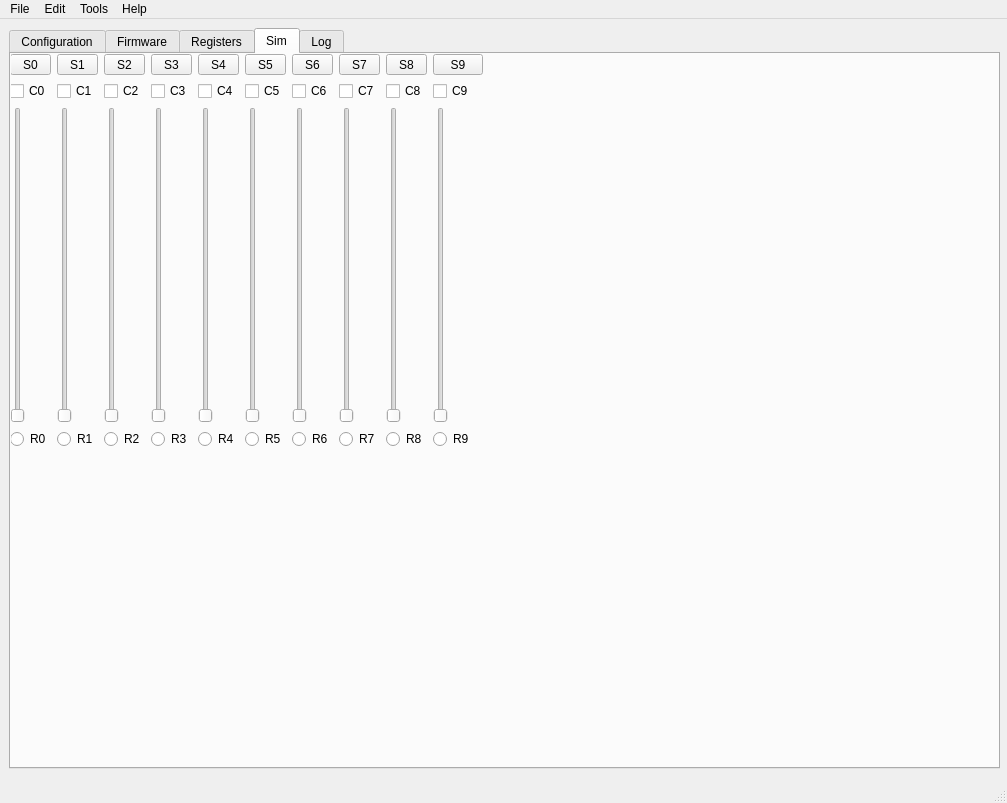
Old version of the form src/mainwindow.ui in the repository grodansparadis/vscp-simulator.
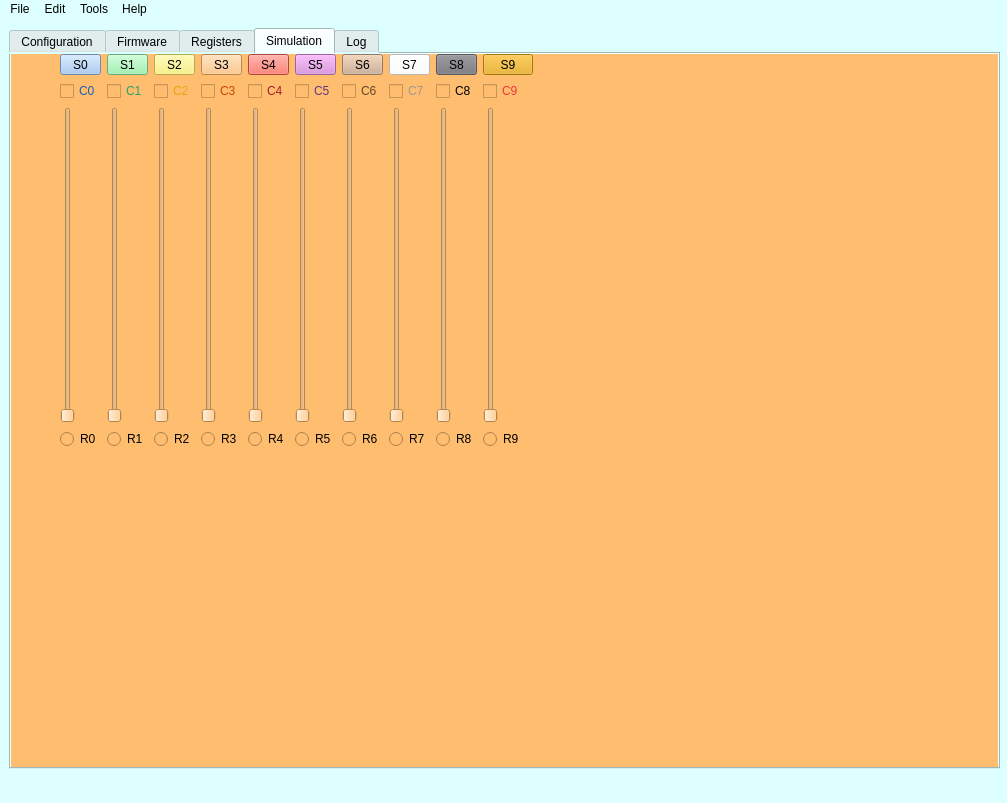
New version of the form. The open tabs and pages were chosen to show the change.

Commit message: Added simulation events

What changed in the file:
```diff
--- a/src/mainwindow.ui
+++ b/src/mainwindow.ui
@@ -13,6 +13,13 @@
   <property name="windowTitle">
    <string>VSCP Bootloader test app.</string>
   </property>
+  <property name="autoFillBackground">
+   <bool>false</bool>
+  </property>
+  <property name="styleSheet">
+   <string notr="true">background-color: rgb(222, 255, 255);
+selection-background-color: rgb(0, 0, 0);</string>
+  </property>
   <widget class="QWidget" name="centralwidget">
    <widget class="QWidget" name="formLayoutWidget">
     <property name="geometry">
@@ -381,8 +388,11 @@
         </widget>
        </widget>
        <widget class="QWidget" name="tab_sim">
+        <property name="styleSheet">
+         <string notr="true">background-color: rgb(255, 190, 111);</string>
+        </property>
         <attribute name="title">
-         <string>Sim</string>
+         <string>Simulation</string>
         </attribute>
         <widget class="QWidget" name="gridLayoutWidget">
          <property name="geometry">
@@ -397,16 +407,164 @@
           <property name="sizeConstraint">
            <enum>QLayout::SetDefaultConstraint</enum>
           </property>
-          <item row="1" column="8">
-           <widget class="QCheckBox" name="checkBox_8">
+          <item row="3" column="1">
+           <widget class="QRadioButton" name="radio0">
+            <property name="text">
+             <string>R0</string>
+            </property>
+           </widget>
+          </item>
+          <item row="2" column="4">
+           <widget class="QSlider" name="slider3">
             <property name="sizePolicy">
+             <sizepolicy hsizetype="Fixed" vsizetype="Expanding">
+              <horstretch>0</horstretch>
+              <verstretch>0</verstretch>
+             </sizepolicy>
+            </property>
+            <property name="maximum">
+             <number>255</number>
+            </property>
+            <property name="orientation">
+             <enum>Qt::Vertical</enum>
+            </property>
+           </widget>
+          </item>
+          <item row="2" column="7">
+           <widget class="QSlider" name="slider6">
+            <property name="sizePolicy">
+             <sizepolicy hsizetype="Fixed" vsizetype="Expanding">
+              <horstretch>0</horstretch>
+              <verstretch>0</verstretch>
+             </sizepolicy>
+            </property>
+            <property name="maximum">
+             <number>255</number>
+            </property>
+            <property name="orientation">
+             <enum>Qt::Vertical</enum>
+            </property>
+           </widget>
+          </item>
+          <item row="3" column="5">
+           <widget class="QRadioButton" name="radio4">
+            <property name="text">
+             <string>R4</string>
+            </property>
+           </widget>
+          </item>
+          <item row="4" column="2">
+           <spacer name="verticalSpacer">
+            <property name="orientation">
+             <enum>Qt::Vertical</enum>
+            </property>
+            <property name="sizeHint" stdset="0">
+             <size>
+              <width>20</width>
+              <height>40</height>
+             </size>
+            </property>
+           </spacer>
+          </item>
+          <item row="0" column="6">
+           <widget class="QToolButton" name="btn5">
+            <property name="sizePolicy">
              <sizepolicy hsizetype="Fixed" vsizetype="Fixed">
               <horstretch>0</horstretch>
               <verstretch>0</verstretch>
              </sizepolicy>
             </property>
+            <property name="maximumSize">
+             <size>
+              <width>50</width>
+              <height>16777215</height>
+             </size>
+            </property>
+            <property name="styleSheet">
+             <string notr="true">background-color: rgb(220, 138, 221);</string>
+            </property>
             <property name="text">
-             <string>C8</string>
+             <string>S5</string>
+            </property>
+           </widget>
+          </item>
+          <item row="0" column="12">
+           <spacer name="horizontalSpacer_4">
+            <property name="orientation">
+             <enum>Qt::Horizontal</enum>
+            </property>
+            <property name="sizeHint" stdset="0">
+             <size>
+              <width>40</width>
+              <height>20</height>
+             </size>
+            </property>
+           </spacer>
+          </item>
+          <item row="0" column="7">
+           <widget class="QToolButton" name="btn6">
+            <property name="sizePolicy">
+             <sizepolicy hsizetype="Fixed" vsizetype="Fixed">
+              <horstretch>0</horstretch>
+              <verstretch>0</verstretch>
+             </sizepolicy>
+            </property>
+            <property name="maximumSize">
+             <size>
+              <width>50</width>
+              <height>16777215</height>
+             </size>
+            </property>
+            <property name="styleSheet">
+             <string notr="true">background-color: rgb(205, 171, 143);</string>
+            </property>
+            <property name="text">
+             <string>S6</string>
+            </property>
+           </widget>
+          </item>
+          <item row="1" column="10">
+           <widget class="QCheckBox" name="chk9">
+            <property name="sizePolicy">
+             <sizepolicy hsizetype="Fixed" vsizetype="Fixed">
+              <horstretch>0</horstretch>
+              <verstretch>0</verstretch>
+             </sizepolicy>
+            </property>
+            <property name="styleSheet">
+             <string notr="true">color: rgb(237, 51, 59);</string>
+            </property>
+            <property name="text">
+             <string>C9</string>
+            </property>
+           </widget>
+          </item>
+          <item row="0" column="2">
+           <widget class="QToolButton" name="btn1">
+            <property name="sizePolicy">
+             <sizepolicy hsizetype="Fixed" vsizetype="Fixed">
+              <horstretch>0</horstretch>
+              <verstretch>0</verstretch>
+             </sizepolicy>
+            </property>
+            <property name="maximumSize">
+             <size>
+              <width>50</width>
+              <height>16777215</height>
+             </size>
+            </property>
+            <property name="styleSheet">
+             <string notr="true">background-color: rgb(143, 240, 164);</string>
+            </property>
+            <property name="text">
+             <string>S1</string>
+            </property>
+           </widget>
+          </item>
+          <item row="3" column="3">
+           <widget class="QRadioButton" name="radio2">
+            <property name="text">
+             <string>R2</string>
             </property>
            </widget>
           </item>
@@ -418,180 +576,69 @@
               <verstretch>0</verstretch>
              </sizepolicy>
             </property>
-            <property name="text">
-             <string>C7</string>
-            </property>
-           </widget>
-          </item>
-          <item row="2" column="9">
-           <widget class="QSlider" name="verticalSlider_9">
-            <property name="sizePolicy">
-             <sizepolicy hsizetype="Fixed" vsizetype="Expanding">
-              <horstretch>0</horstretch>
-              <verstretch>0</verstretch>
-             </sizepolicy>
-            </property>
-            <property name="orientation">
-             <enum>Qt::Vertical</enum>
-            </property>
-           </widget>
-          </item>
-          <item row="1" column="6">
-           <widget class="QCheckBox" name="checkBox_6">
-            <property name="sizePolicy">
-             <sizepolicy hsizetype="Fixed" vsizetype="Fixed">
-              <horstretch>0</horstretch>
-              <verstretch>0</verstretch>
-             </sizepolicy>
+            <property name="styleSheet">
+             <string notr="true">color: rgb(99, 69, 44);</string>
             </property>
             <property name="text">
              <string>C6</string>
             </property>
            </widget>
           </item>
-          <item row="2" column="0">
-           <widget class="QSlider" name="verticalSlider">
-            <property name="sizePolicy">
-             <sizepolicy hsizetype="Fixed" vsizetype="Expanding">
-              <horstretch>0</horstretch>
-              <verstretch>0</verstretch>
-             </sizepolicy>
-            </property>
-            <property name="orientation">
-             <enum>Qt::Vertical</enum>
-            </property>
-           </widget>
-          </item>
-          <item row="0" column="0">
-           <widget class="QToolButton" name="btnSim0">
-            <property name="sizePolicy">
-             <sizepolicy hsizetype="Fixed" vsizetype="Fixed">
-              <horstretch>0</horstretch>
-              <verstretch>0</verstretch>
-             </sizepolicy>
-            </property>
-            <property name="maximumSize">
-             <size>
-              <width>50</width>
-              <height>16777215</height>
-             </size>
-            </property>
-            <property name="layoutDirection">
-             <enum>Qt::LeftToRight</enum>
-            </property>
+          <item row="3" column="8">
+           <widget class="QRadioButton" name="radio7">
             <property name="text">
-             <string>S0</string>
+             <string>R7</string>
             </property>
            </widget>
           </item>
-          <item row="0" column="1">
-           <widget class="QToolButton" name="btnSim1">
+          <item row="1" column="8">
+           <widget class="QCheckBox" name="chk7">
             <property name="sizePolicy">
              <sizepolicy hsizetype="Fixed" vsizetype="Fixed">
               <horstretch>0</horstretch>
               <verstretch>0</verstretch>
              </sizepolicy>
             </property>
-            <property name="maximumSize">
-             <size>
-              <width>50</width>
-              <height>16777215</height>
-             </size>
+            <property name="styleSheet">
+             <string notr="true">color: rgb(154, 153, 150);</string>
             </property>
             <property name="text">
-             <string>S1</string>
+             <string>C7</string>
             </property>
            </widget>
           </item>
-          <item row="0" column="3">
-           <widget class="QToolButton" name="btnSim3">
+          <item row="1" column="9">
+           <widget class="QCheckBox" name="chk8">
             <property name="sizePolicy">
              <sizepolicy hsizetype="Fixed" vsizetype="Fixed">
               <horstretch>0</horstretch>
               <verstretch>0</verstretch>
              </sizepolicy>
             </property>
-            <property name="maximumSize">
-             <size>
-              <width>50</width>
-              <height>16777215</height>
-             </size>
+            <property name="styleSheet">
+             <string notr="true">color: rgb(0, 0, 0);</string>
             </property>
             <property name="text">
-             <string>S3</string>
+             <string>C8</string>
             </property>
            </widget>
           </item>
-          <item row="2" column="1">
-           <widget class="QSlider" name="verticalSlider_2">
+          <item row="2" column="2">
+           <widget class="QSlider" name="slider1">
             <property name="sizePolicy">
              <sizepolicy hsizetype="Fixed" vsizetype="Expanding">
               <horstretch>0</horstretch>
               <verstretch>0</verstretch>
              </sizepolicy>
             </property>
+            <property name="maximum">
+             <number>255</number>
+            </property>
             <property name="orientation">
              <enum>Qt::Vertical</enum>
             </property>
            </widget>
           </item>
-          <item row="0" column="8">
-           <widget class="QToolButton" name="btnSim8">
-            <property name="sizePolicy">
-             <sizepolicy hsizetype="Fixed" vsizetype="Fixed">
-              <horstretch>0</horstretch>
-              <verstretch>0</verstretch>
-             </sizepolicy>
-            </property>
-            <property name="maximumSize">
-             <size>
-              <width>50</width>
-              <height>16777215</height>
-             </size>
-            </property>
-            <property name="text">
-             <string>S8</string>
-            </property>
-           </widget>
-          </item>
-          <item row="0" column="2">
-           <widget class="QToolButton" name="btnSim2">
-            <property name="sizePolicy">
-             <sizepolicy hsizetype="Fixed" vsizetype="Fixed">
-              <horstretch>0</horstretch>
-              <verstretch>0</verstretch>
-             </sizepolicy>
-            </property>
-            <property name="maximumSize">
-             <size>
-              <width>50</width>
-              <height>16777215</height>
-             </size>
-            </property>
-            <property name="text">
-             <string>S2</string>
-            </property>
-           </widget>
-          </item>
-          <item row="0" column="5">
-           <widget class="QToolButton" name="btnSim5">
-            <property name="sizePolicy">
-             <sizepolicy hsizetype="Fixed" vsizetype="Fixed">
-              <horstretch>0</horstretch>
-              <verstretch>0</verstretch>
-             </sizepolicy>
-            </property>
-            <property name="maximumSize">
-             <size>
-              <width>50</width>
-              <height>16777215</height>
-             </size>
-            </property>
-            <property name="text">
-             <string>S5</string>
-            </property>
-           </widget>
-          </item>
           <item row="1" column="5">
            <widget class="QCheckBox" name="checkBox_5">
             <property name="sizePolicy">
@@ -599,28 +646,90 @@
               <horstretch>0</horstretch>
               <verstretch>0</verstretch>
              </sizepolicy>
+            </property>
+            <property name="styleSheet">
+             <string notr="true">color: rgb(165, 29, 45);</string>
+            </property>
+            <property name="text">
+             <string>C4</string>
+            </property>
+           </widget>
+          </item>
+          <item row="2" column="8">
+           <widget class="QSlider" name="slider7">
+            <property name="sizePolicy">
+             <sizepolicy hsizetype="Fixed" vsizetype="Expanding">
+              <horstretch>0</horstretch>
+              <verstretch>0</verstretch>
+             </sizepolicy>
+            </property>
+            <property name="maximum">
+             <number>255</number>
+            </property>
+            <property name="orientation">
+             <enum>Qt::Vertical</enum>
+            </property>
+           </widget>
+          </item>
+          <item row="1" column="6">
+           <widget class="QCheckBox" name="chk5">
+            <property name="sizePolicy">
+             <sizepolicy hsizetype="Fixed" vsizetype="Fixed">
+              <horstretch>0</horstretch>
+              <verstretch>0</verstretch>
+             </sizepolicy>
+            </property>
+            <property name="styleSheet">
+             <string notr="true">color: rgb(97, 53, 131);</string>
             </property>
             <property name="text">
              <string>C5</string>
             </property>
            </widget>
           </item>
-          <item row="0" column="7">
-           <widget class="QToolButton" name="btnSim7">
+          <item row="3" column="4">
+           <widget class="QRadioButton" name="radio3">
+            <property name="text">
+             <string>R3</string>
+            </property>
+           </widget>
+          </item>
+          <item row="1" column="4">
+           <widget class="QCheckBox" name="chk3">
             <property name="sizePolicy">
              <sizepolicy hsizetype="Fixed" vsizetype="Fixed">
               <horstretch>0</horstretch>
               <verstretch>0</verstretch>
              </sizepolicy>
             </property>
-            <property name="maximumSize">
-             <size>
-              <width>50</width>
-              <height>16777215</height>
-             </size>
+            <property name="styleSheet">
+             <string notr="true">color: rgb(198, 70, 0);</string>
             </property>
             <property name="text">
-             <string>S7</string>
+             <string>C3</string>
+            </property>
+           </widget>
+          </item>
+          <item row="3" column="7">
+           <widget class="QRadioButton" name="radio6">
+            <property name="text">
+             <string>R6</string>
+            </property>
+           </widget>
+          </item>
+          <item row="2" column="9">
+           <widget class="QSlider" name="slider8">
+            <property name="sizePolicy">
+             <sizepolicy hsizetype="Fixed" vsizetype="Expanding">
+              <horstretch>0</horstretch>
+              <verstretch>0</verstretch>
+             </sizepolicy>
+            </property>
+            <property name="maximum">
+             <number>255</number>
+            </property>
+            <property name="orientation">
+             <enum>Qt::Vertical</enum>
             </property>
            </widget>
           </item>
@@ -638,52 +747,106 @@
               <height>16777215</height>
              </size>
             </property>
-            <property name="text">
-             <string>S4</string>
+            <property name="styleSheet">
+             <string notr="true">background-color: rgb(255, 190, 111);</string>
             </property>
-           </widget>
-          </item>
-          <item row="2" column="7">
-           <widget class="QSlider" name="verticalSlider_10">
-            <property name="sizePolicy">
-             <sizepolicy hsizetype="Fixed" vsizetype="Expanding">
-              <horstretch>0</horstretch>
-              <verstretch>0</verstretch>
-             </sizepolicy>
-            </property>
-            <property name="orientation">
-             <enum>Qt::Vertical</enum>
-            </property>
-           </widget>
-          </item>
-          <item row="1" column="0">
-           <widget class="QCheckBox" name="checkBox_9">
-            <property name="sizePolicy">
-             <sizepolicy hsizetype="Fixed" vsizetype="Fixed">
-              <horstretch>0</horstretch>
-              <verstretch>0</verstretch>
-             </sizepolicy>
-            </property>
             <property name="text">
-             <string>C0</string>
-            </property>
-           </widget>
-          </item>
-          <item row="2" column="6">
-           <widget class="QSlider" name="verticalSlider_7">
-            <property name="sizePolicy">
-             <sizepolicy hsizetype="Fixed" vsizetype="Expanding">
-              <horstretch>0</horstretch>
-              <verstretch>0</verstretch>
-             </sizepolicy>
-            </property>
-            <property name="orientation">
-             <enum>Qt::Vertical</enum>
+             <string>S3</string>
             </property>
            </widget>
           </item>
           <item row="0" column="9">
-           <widget class="QToolButton" name="btnSim9">
+           <widget class="QToolButton" name="btn8">
+            <property name="sizePolicy">
+             <sizepolicy hsizetype="Fixed" vsizetype="Fixed">
+              <horstretch>0</horstretch>
+              <verstretch>0</verstretch>
+             </sizepolicy>
+            </property>
+            <property name="maximumSize">
+             <size>
+              <width>50</width>
+              <height>16777215</height>
+             </size>
+            </property>
+            <property name="styleSheet">
+             <string notr="true">background-color: rgb(119, 118, 123);</string>
+            </property>
+            <property name="text">
+             <string>S8</string>
+            </property>
+           </widget>
+          </item>
+          <item row="2" column="10">
+           <widget class="QSlider" name="slider9">
+            <property name="sizePolicy">
+             <sizepolicy hsizetype="Fixed" vsizetype="Expanding">
+              <horstretch>0</horstretch>
+              <verstretch>0</verstretch>
+             </sizepolicy>
+            </property>
+            <property name="maximum">
+             <number>255</number>
+            </property>
+            <property name="orientation">
+             <enum>Qt::Vertical</enum>
+            </property>
+           </widget>
+          </item>
+          <item row="3" column="2">
+           <widget class="QRadioButton" name="radio1">
+            <property name="text">
+             <string>R1</string>
+            </property>
+           </widget>
+          </item>
+          <item row="2" column="3">
+           <widget class="QSlider" name="slider2">
+            <property name="sizePolicy">
+             <sizepolicy hsizetype="Fixed" vsizetype="Expanding">
+              <horstretch>0</horstretch>
+              <verstretch>0</verstretch>
+             </sizepolicy>
+            </property>
+            <property name="maximum">
+             <number>255</number>
+            </property>
+            <property name="orientation">
+             <enum>Qt::Vertical</enum>
+            </property>
+           </widget>
+          </item>
+          <item row="0" column="8">
+           <widget class="QToolButton" name="btn7">
+            <property name="sizePolicy">
+             <sizepolicy hsizetype="Fixed" vsizetype="Fixed">
+              <horstretch>0</horstretch>
+              <verstretch>0</verstretch>
+             </sizepolicy>
+            </property>
+            <property name="maximumSize">
+             <size>
+              <width>50</width>
+              <height>16777215</height>
+             </size>
+            </property>
+            <property name="styleSheet">
+             <string notr="true">background-color: rgb(255, 255, 255);</string>
+            </property>
+            <property name="text">
+             <string>S7</string>
+            </property>
+           </widget>
+          </item>
+          <item row="3" column="10">
+           <widget class="QRadioButton" name="radio9">
+            <property name="text">
+             <string>R9</string>
+            </property>
+           </widget>
+          </item>
+          <item row="0" column="10">
+           <widget class="QToolButton" name="btn9">
             <property name="sizePolicy">
              <sizepolicy hsizetype="Expanding" vsizetype="Fixed">
               <horstretch>0</horstretch>
@@ -696,121 +859,94 @@
               <height>16777215</height>
              </size>
             </property>
+            <property name="styleSheet">
+             <string notr="true">background-color: rgb(229, 165, 10);</string>
+            </property>
             <property name="text">
              <string>S9</string>
             </property>
            </widget>
           </item>
-          <item row="1" column="9">
-           <widget class="QCheckBox" name="checkBox_10">
+          <item row="1" column="3">
+           <widget class="QCheckBox" name="chk2">
             <property name="sizePolicy">
              <sizepolicy hsizetype="Fixed" vsizetype="Fixed">
               <horstretch>0</horstretch>
               <verstretch>0</verstretch>
              </sizepolicy>
             </property>
-            <property name="text">
-             <string>C9</string>
-            </property>
-           </widget>
-          </item>
-          <item row="0" column="6">
-           <widget class="QToolButton" name="btnSim6">
-            <property name="sizePolicy">
-             <sizepolicy hsizetype="Fixed" vsizetype="Fixed">
-              <horstretch>0</horstretch>
-              <verstretch>0</verstretch>
-             </sizepolicy>
-            </property>
-            <property name="maximumSize">
-             <size>
-              <width>50</width>
-              <height>16777215</height>
-             </size>
-            </property>
-            <property name="text">
-             <string>S6</string>
-            </property>
-           </widget>
-          </item>
-          <item row="0" column="11">
-           <spacer name="horizontalSpacer_4">
-            <property name="orientation">
-             <enum>Qt::Horizontal</enum>
-            </property>
-            <property name="sizeHint" stdset="0">
-             <size>
-              <width>40</width>
-              <height>20</height>
-             </size>
-            </property>
-           </spacer>
-          </item>
-          <item row="1" column="4">
-           <widget class="QCheckBox" name="checkBox_4">
-            <property name="sizePolicy">
-             <sizepolicy hsizetype="Fixed" vsizetype="Fixed">
-              <horstretch>0</horstretch>
-              <verstretch>0</verstretch>
-             </sizepolicy>
-            </property>
-            <property name="text">
-             <string>C4</string>
-            </property>
-           </widget>
-          </item>
-          <item row="4" column="1">
-           <spacer name="verticalSpacer">
-            <property name="orientation">
-             <enum>Qt::Vertical</enum>
-            </property>
-            <property name="sizeHint" stdset="0">
-             <size>
-              <width>20</width>
-              <height>40</height>
-             </size>
-            </property>
-           </spacer>
-          </item>
-          <item row="1" column="2">
-           <widget class="QCheckBox" name="checkBox_2">
-            <property name="sizePolicy">
-             <sizepolicy hsizetype="Fixed" vsizetype="Fixed">
-              <horstretch>0</horstretch>
-              <verstretch>0</verstretch>
-             </sizepolicy>
+            <property name="styleSheet">
+             <string notr="true">color: rgb(229, 165, 10);</string>
             </property>
             <property name="text">
              <string>C2</string>
             </property>
            </widget>
           </item>
-          <item row="1" column="1">
-           <widget class="QCheckBox" name="checkBox">
-            <property name="sizePolicy">
-             <sizepolicy hsizetype="Fixed" vsizetype="Fixed">
-              <horstretch>0</horstretch>
-              <verstretch>0</verstretch>
-             </sizepolicy>
-            </property>
+          <item row="3" column="6">
+           <widget class="QRadioButton" name="radio5">
             <property name="text">
-             <string>C1</string>
+             <string>R5</string>
             </property>
            </widget>
           </item>
-          <item row="2" column="2">
-           <widget class="QSlider" name="verticalSlider_3">
+          <item row="2" column="6">
+           <widget class="QSlider" name="slider5">
             <property name="sizePolicy">
              <sizepolicy hsizetype="Fixed" vsizetype="Expanding">
               <horstretch>0</horstretch>
               <verstretch>0</verstretch>
              </sizepolicy>
             </property>
+            <property name="maximum">
+             <number>255</number>
+            </property>
             <property name="orientation">
              <enum>Qt::Vertical</enum>
             </property>
            </widget>
           </item>
+          <item row="1" column="1">
+           <widget class="QCheckBox" name="chk0">
+            <property name="sizePolicy">
+             <sizepolicy hsizetype="Fixed" vsizetype="Fixed">
+              <horstretch>0</horstretch>
+              <verstretch>0</verstretch>
+             </sizepolicy>
+            </property>
+            <property name="styleSheet">
+             <string notr="true">color: rgb(26, 95, 180);</string>
+            </property>
+            <property name="text">
+             <string>C0</string>
+            </property>
+           </widget>
+          </item>
+          <item row="0" column="1">
+           <widget class="QToolButton" name="btn0">
+            <property name="sizePolicy">
+             <sizepolicy hsizetype="Fixed" vsizetype="Fixed">
+              <horstretch>0</horstretch>
+              <verstretch>0</verstretch>
+             </sizepolicy>
+            </property>
+            <property name="maximumSize">
+             <size>
+              <width>50</width>
+              <height>16777215</height>
+             </size>
+            </property>
+            <property name="layoutDirection">
+             <enum>Qt::LeftToRight</enum>
+            </property>
+            <property name="styleSheet">
+             <string notr="true">background-color: rgb(153, 193, 241);</string>
+            </property>
+            <property name="text">
+             <string>S0</string>
+            </property>
+           </widget>
+          </item>
           <item row="2" column="5">
            <widget class="QSlider" name="verticalSlider_6">
             <property name="sizePolicy">
@@ -819,132 +955,112 @@
               <verstretch>0</verstretch>
              </sizepolicy>
             </property>
-            <property name="orientation">
-             <enum>Qt::Vertical</enum>
+            <property name="maximum">
+             <number>255</number>
             </property>
-           </widget>
-          </item>
-          <item row="2" column="4">
-           <widget class="QSlider" name="verticalSlider_5">
-            <property name="sizePolicy">
-             <sizepolicy hsizetype="Fixed" vsizetype="Expanding">
-              <horstretch>0</horstretch>
-              <verstretch>0</verstretch>
-             </sizepolicy>
-            </property>
             <property name="orientation">
              <enum>Qt::Vertical</enum>
             </property>
            </widget>
           </item>
-          <item row="2" column="8">
-           <widget class="QSlider" name="verticalSlider_8">
-            <property name="sizePolicy">
-             <sizepolicy hsizetype="Fixed" vsizetype="Expanding">
-              <horstretch>0</horstretch>
-              <verstretch>0</verstretch>
-             </sizepolicy>
-            </property>
-            <property name="orientation">
-             <enum>Qt::Vertical</enum>
-            </property>
-           </widget>
-          </item>
-          <item row="1" column="3">
-           <widget class="QCheckBox" name="checkBox_3">
+          <item row="0" column="5">
+           <widget class="QToolButton" name="btn4">
             <property name="sizePolicy">
              <sizepolicy hsizetype="Fixed" vsizetype="Fixed">
               <horstretch>0</horstretch>
               <verstretch>0</verstretch>
              </sizepolicy>
             </property>
-            <property name="text">
-             <string>C3</string>
+            <property name="maximumSize">
+             <size>
+              <width>50</width>
+              <height>16777215</height>
+             </size>
             </property>
-           </widget>
-          </item>
-          <item row="2" column="3">
-           <widget class="QSlider" name="verticalSlider_4">
-            <property name="sizePolicy">
-             <sizepolicy hsizetype="Fixed" vsizetype="Expanding">
-              <horstretch>0</horstretch>
-              <verstretch>0</verstretch>
-             </sizepolicy>
+            <property name="styleSheet">
+             <string notr="true">background-color: rgb(246, 97, 81);</string>
             </property>
-            <property name="orientation">
-             <enum>Qt::Vertical</enum>
-            </property>
-           </widget>
-          </item>
-          <item row="3" column="1">
-           <widget class="QRadioButton" name="radioButton_2">
             <property name="text">
-             <string>R1</string>
-            </property>
-           </widget>
-          </item>
-          <item row="3" column="2">
-           <widget class="QRadioButton" name="radioButton_3">
-            <property name="text">
-             <string>R2</string>
+             <string>S4</string>
             </property>
            </widget>
           </item>
           <item row="3" column="9">
-           <widget class="QRadioButton" name="radioButton_4">
-            <property name="text">
-             <string>R9</string>
-            </property>
-           </widget>
-          </item>
-          <item row="3" column="8">
-           <widget class="QRadioButton" name="radioButton_5">
+           <widget class="QRadioButton" name="radio8">
             <property name="text">
              <string>R8</string>
             </property>
            </widget>
           </item>
-          <item row="3" column="7">
-           <widget class="QRadioButton" name="radioButton_6">
-            <property name="text">
-             <string>R7</string>
+          <item row="0" column="3">
+           <widget class="QToolButton" name="btn2">
+            <property name="sizePolicy">
+             <sizepolicy hsizetype="Fixed" vsizetype="Fixed">
+              <horstretch>0</horstretch>
+              <verstretch>0</verstretch>
+             </sizepolicy>
             </property>
-           </widget>
-          </item>
-          <item row="3" column="6">
-           <widget class="QRadioButton" name="radioButton_7">
-            <property name="text">
-             <string>R6</string>
+            <property name="maximumSize">
+             <size>
+              <width>50</width>
+              <height>16777215</height>
+             </size>
             </property>
-           </widget>
-          </item>
-          <item row="3" column="5">
-           <widget class="QRadioButton" name="radioButton_8">
+            <property name="styleSheet">
+             <string notr="true">background-color: rgb(249, 240, 107);</string>
+            </property>
             <property name="text">
-             <string>R5</string>
+             <string>S2</string>
             </property>
            </widget>
           </item>
-          <item row="3" column="4">
-           <widget class="QRadioButton" name="radioButton_9">
-            <property name="text">
-             <string>R4</string>
+          <item row="2" column="1">
+           <widget class="QSlider" name="slider0">
+            <property name="sizePolicy">
+             <sizepolicy hsizetype="Fixed" vsizetype="Expanding">
+              <horstretch>0</horstretch>
+              <verstretch>0</verstretch>
+             </sizepolicy>
             </property>
+            <property name="maximum">
+             <number>255</number>
+            </property>
+            <property name="orientation">
+             <enum>Qt::Vertical</enum>
+            </property>
            </widget>
           </item>
-          <item row="3" column="3">
-           <widget class="QRadioButton" name="radioButton_10">
+          <item row="1" column="2">
+           <widget class="QCheckBox" name="chk1">
+            <property name="sizePolicy">
+             <sizepolicy hsizetype="Fixed" vsizetype="Fixed">
+              <horstretch>0</horstretch>
+              <verstretch>0</verstretch>
+             </sizepolicy>
+            </property>
+            <property name="styleSheet">
+             <string notr="true">color: rgb(38, 162, 105);</string>
+            </property>
             <property name="text">
-             <string>R3</string>
+             <string>C1</string>
             </property>
            </widget>
           </item>
-          <item row="3" column="0">
-           <widget class="QRadioButton" name="radioButton">
-            <property name="text">
-             <string>R0</string>
+          <item row="2" column="0">
+           <spacer name="horizontalSpacer_5">
+            <property name="orientation">
+             <enum>Qt::Horizontal</enum>
             </property>
-           </widget>
+            <property name="sizeType">
+             <enum>QSizePolicy::Preferred</enum>
+            </property>
+            <property name="sizeHint" stdset="0">
+             <size>
+              <width>50</width>
+              <height>20</height>
+             </size>
+            </property>
+           </spacer>
           </item>
          </layout>
         </widget>
```
Left out of the diff: 161 changed lines with no effect on the pictures. The commit also changes 9 other files.
